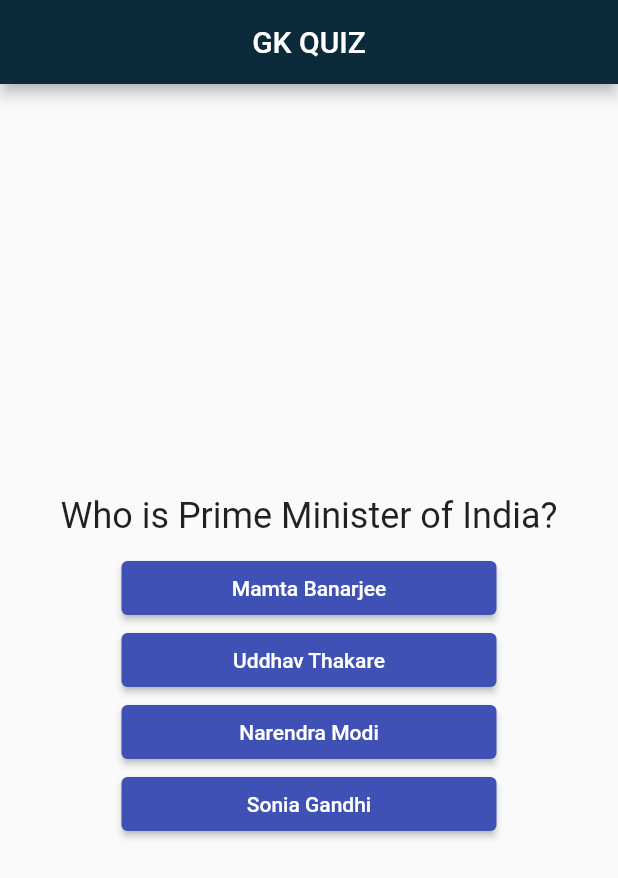
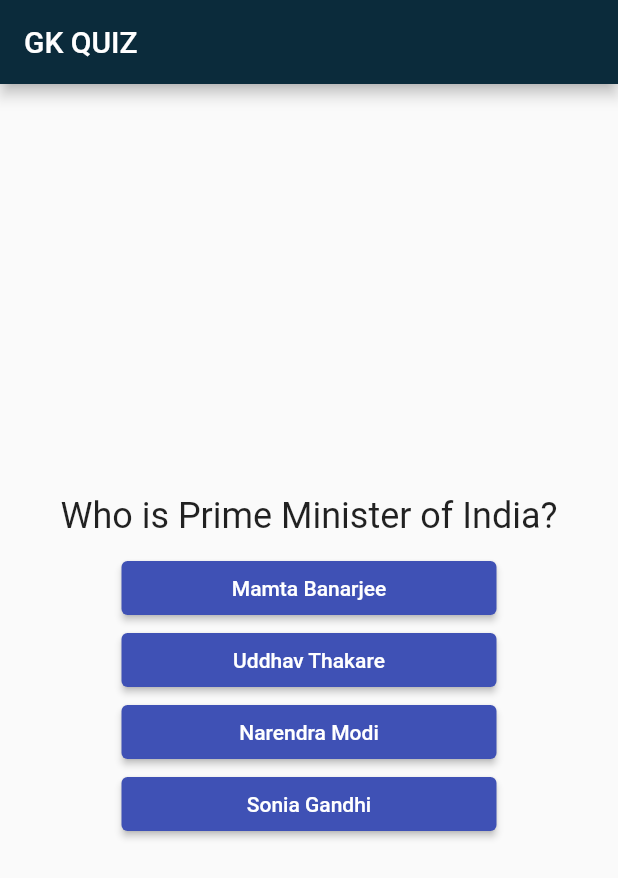
Before and after one commit to iayushmahajan/quiz_app_flutter, a Flutter app: the screen it shows after launch, on a phone screen of 412 x 824 dp. Shown: the top 878 px of the screen. Run offline on Flutter 3.47's test engine with Material 2 defaults, Android fonts, the phone set to English and light mode, and no system bars.

```diff
--- a/lib/main.dart
+++ b/lib/main.dart
@@ -63,7 +63,7 @@ class _MyAppState extends State<MyApp> {
     return MaterialApp(
       home: Scaffold(
         appBar: AppBar(
-          title: const Center(child: Text('GK QUIZ')),
+          title: const Text('GK QUIZ'),
           backgroundColor: const Color.fromARGB(255, 11, 43, 59),
         ),
         body: _questionIndex < _questions.length
```
Also changed, not shown: pubspec.lock, 1 other file.
